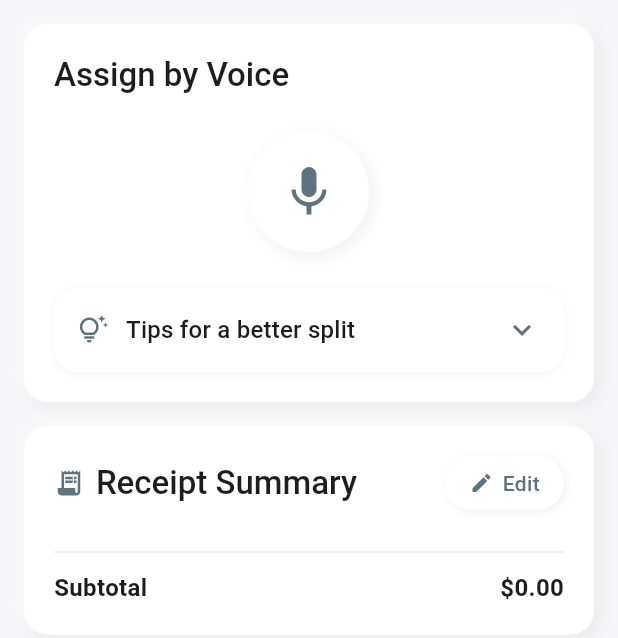
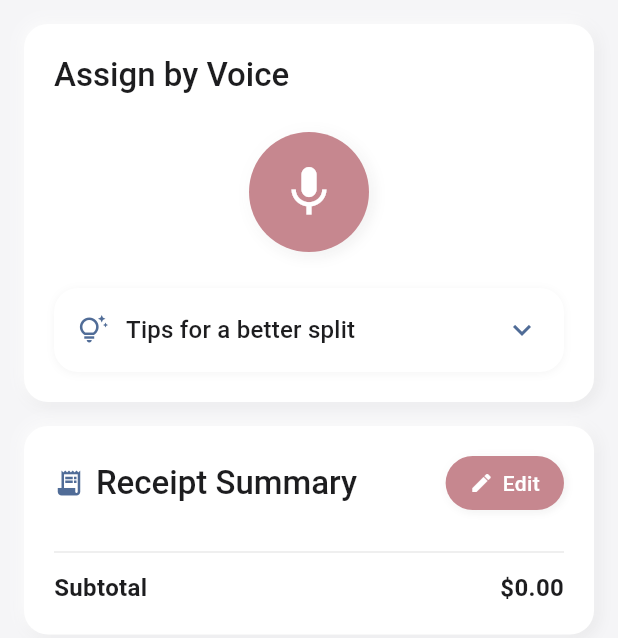
Before and after one commit to nitro41992/splitting-sucks, a Flutter app: the VoiceAssignmentScreen screen opened directly with empty values, on a phone screen of 412 x 824 dp. Shown: the top 638 px of the screen. Run offline on Flutter 3.47's test engine with Material 3 defaults, Android fonts, the phone set to English and light mode, and no system bars; our stand-ins replace cached_network_image, cloud_firestore, cloud_functions, connectivity_plus, firebase_auth, firebase_core and 4 more; missing offline and left inert: record; accounts and stored records are empty.

Commit message:
Refactor color usage in ReceiptUploadScreen and VoiceAssignmentScreen for consistency
- Replaced hardcoded slate blue color with AppColors for a unified theme.
- Updated button and icon colors to enhance visual consistency across screens.
- Adjusted text and background colors to improve readability and maintain design coherence.

```diff
--- a/lib/screens/voice_assignment_screen.dart
+++ b/lib/screens/voice_assignment_screen.dart
@@ -383,7 +383,7 @@ class VoiceAssignmentScreenState extends State<VoiceAssignmentScreen> {
                                   height: 80,
                                   decoration: BoxDecoration(
                                     shape: BoxShape.circle,
-                                    color: Colors.white,
+                                    color: _isRecording ? AppColors.secondary.withOpacity(0.9) : AppColors.secondary,
                                     boxShadow: _isRecording
                                       ? [
                                           // Inset shadow for pressed state
@@ -414,7 +414,7 @@ class VoiceAssignmentScreenState extends State<VoiceAssignmentScreen> {
                                     ? const Center(child: CircularProgressIndicator())
                                     : Icon(
                                         _isRecording ? Icons.stop_circle : Icons.mic,
-                                        color: const Color(0xFF5D737E), // Slate Blue
+                                        color: Colors.white, // White icon
                                         size: 40,
                                       ),
                                 ),
@@ -453,7 +453,7 @@ class VoiceAssignmentScreenState extends State<VoiceAssignmentScreen> {
                                           children: [
                                             Icon(
                                               Icons.tips_and_updates_outlined,
-                                              color: const Color(0xFF5D737E), // Slate Blue
+                                              color: AppColors.primary, // Updated from slate blue
                                               size: 20,
                                             ),
                                             const SizedBox(width: 12),
@@ -468,7 +468,7 @@ class VoiceAssignmentScreenState extends State<VoiceAssignmentScreen> {
                                             ),
                                             Icon(
                                               _tipsExpanded ? Icons.keyboard_arrow_up : Icons.keyboard_arrow_down,
-                                              color: const Color(0xFF5D737E), // Slate Blue
+                                              color: AppColors.primary, // Updated from slate blue
                                               size: 24,
                                             ),
                                           ],
@@ -628,7 +628,7 @@ class VoiceAssignmentScreenState extends State<VoiceAssignmentScreen> {
                               children: [
                                 Row(
                                   children: [
-                                    Icon(Icons.receipt_long, color: const Color(0xFF5D737E), size: 20),
+                                    Icon(Icons.receipt_long, color: AppColors.primary, size: 20),
                                     const SizedBox(width: 8),
                                     Text(
                                       'Receipt Summary',
@@ -644,7 +644,7 @@ class VoiceAssignmentScreenState extends State<VoiceAssignmentScreen> {
                                   child: Container(
                                     padding: const EdgeInsets.symmetric(horizontal: 16, vertical: 8),
                                     decoration: BoxDecoration(
-                                      color: Colors.white,
+                                      color: AppColors.secondary,
                                       borderRadius: BorderRadius.circular(20),
                                       boxShadow: [
                                         BoxShadow(
@@ -665,14 +665,14 @@ class VoiceAssignmentScreenState extends State<VoiceAssignmentScreen> {
                                       children: [
                                         Icon(
                                           Icons.edit,
-                                          color: const Color(0xFF5D737E),
+                                          color: Colors.white,
                                           size: 16,
                                         ),
                                         const SizedBox(width: 6),
                                         Text(
                                           'Edit',
                                           style: TextStyle(
-                                            color: const Color(0xFF5D737E),
+                                            color: Colors.white,
                                             fontWeight: FontWeight.w500,
                                             fontSize: 14,
                                           ),
@@ -731,7 +731,7 @@ class VoiceAssignmentScreenState extends State<VoiceAssignmentScreen> {
                                                   '#${index + 1}',
                                                   style: TextStyle(
                                                     fontWeight: FontWeight.w500,
-                                                    color: const Color(0xFF5D737E),
+                                                    color: AppColors.primary,
                                                   ),
                                                 ),
                                                 const SizedBox(width: 8),
@@ -807,7 +807,7 @@ class VoiceAssignmentScreenState extends State<VoiceAssignmentScreen> {
                     child: ElevatedButton(
                       onPressed: !_isLoading ? _processTranscription : null,
                       style: ElevatedButton.styleFrom(
-                        backgroundColor: const Color(0xFF5D737E), // Slate Blue
+                        backgroundColor: AppColors.primary, // Use dark blue from AppColors
                         foregroundColor: Colors.white,
                         padding: const EdgeInsets.symmetric(vertical: 16),
                         shape: RoundedRectangleBorder(
--- a/lib/widgets/workflow_modal.dart
+++ b/lib/widgets/workflow_modal.dart
@@ -987,7 +987,7 @@ class _WorkflowModalBodyState extends State<_WorkflowModalBody> with WidgetsBind
                             shape: StadiumBorder(), // Pill-shaped border
                           ),
                           child: const Text(
-                            'Save Bill',
+                            'Done',
                             style: TextStyle(
                               color: Colors.white, // White text for better contrast
                               fontSize: 14,
@@ -995,7 +995,7 @@ class _WorkflowModalBodyState extends State<_WorkflowModalBody> with WidgetsBind
                             ),
                           ),
                         )
-                      : const SizedBox(width: 44), // Empty space to balance layout
+                      : const SizedBox(width: 60), // Empty space to balance layout
                   ],
                 ),
               ),
```
Also changed, not shown: lib/screens/receipt_upload_screen.dart (+9 -9 lines).
